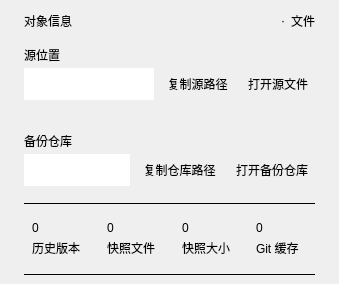
Old version of the form windows/mainwindow_child/homepage/pages/homepage_page_dashboard.ui in the repository Zao-chen/ZcVersionBox.
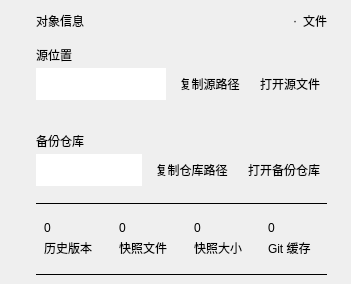
New version of the form. Custom widgets are drawn as their Qt base class.

Commit message: style(ui): 对齐协作与概览页面的左右边距及全宽伸展

Patch:
```diff
--- a/windows/mainwindow_child/homepage/pages/homepage_page_dashboard.ui
+++ b/windows/mainwindow_child/homepage/pages/homepage_page_dashboard.ui
@@ -30,9 +30,9 @@
       <enum>Qt::ScrollBarAlwaysOff</enum>
      </property>
      <widget class="QWidget" name="scrollContents">
-      <layout class="QHBoxLayout" name="readingLayout" stretch="1,0">
+      <layout class="QHBoxLayout" name="readingLayout">
        <property name="leftMargin">
-        <number>24</number>
+        <number>36</number>
        </property>
        <property name="topMargin">
         <number>12</number>
@@ -48,12 +48,6 @@
        </property>
        <item>
         <widget class="QWidget" name="body">
-         <property name="maximumSize">
-          <size>
-           <width>760</width>
-           <height>16777215</height>
-          </size>
-         </property>
          <property name="sizePolicy">
           <sizepolicy hsizetype="Expanding" vsizetype="Preferred">
            <horstretch>0</horstretch>
@@ -665,19 +659,6 @@
          </layout>
         </widget>
        </item>
-       <item>
-        <spacer name="readingSpace">
-         <property name="orientation">
-          <enum>Qt::Horizontal</enum>
-         </property>
-         <property name="sizeHint" stdset="0">
-          <size>
-           <width>0</width>
-           <height>0</height>
-          </size>
-         </property>
-        </spacer>
-       </item>
       </layout>
      </widget>
     </widget>
```
The commit also changes 4 other files.
